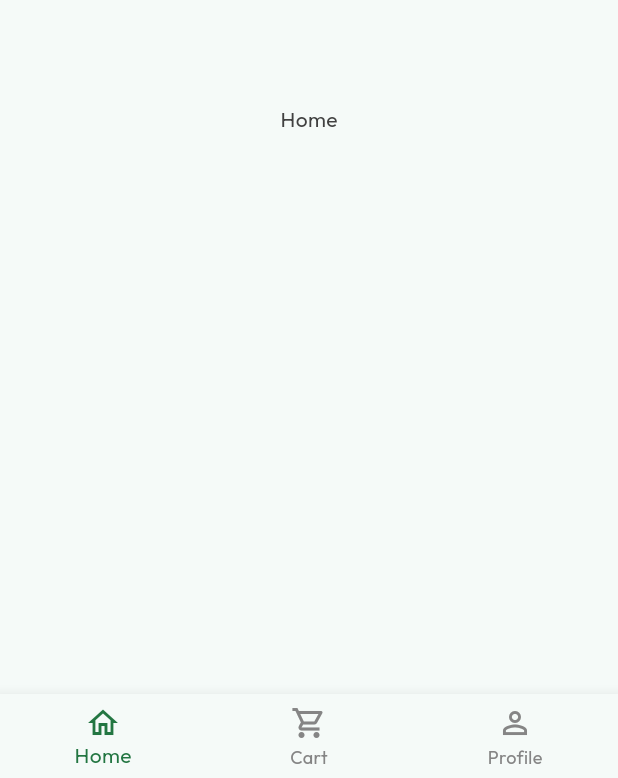
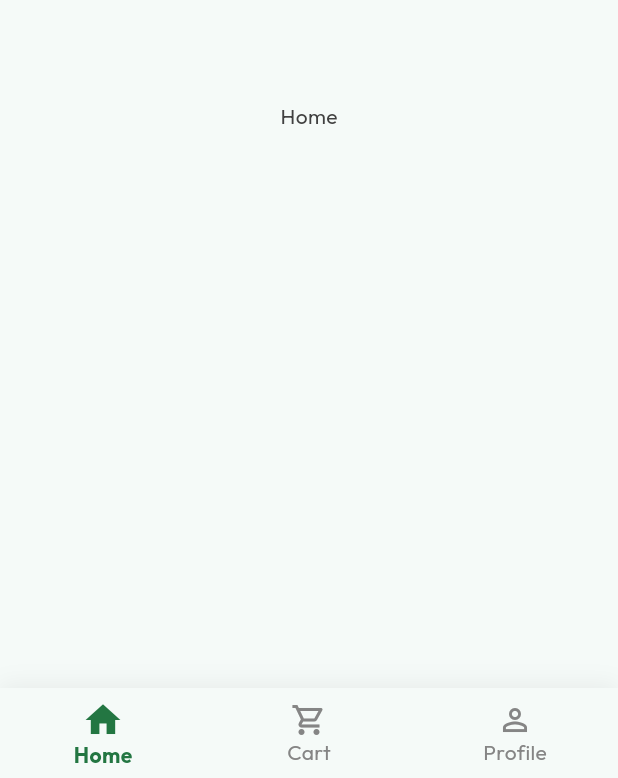
Before and after one commit to NikhilD1998/bloc_ecomm, a Flutter app: the BottomNavBar screen opened directly, on a phone screen of 412 x 824 dp. Shown: the part 455-1233 px from the top of the screen. Run offline on Flutter 3.47's test engine with Material 3 defaults, Android fonts, the phone set to English and light mode, and no system bars; our stand-ins replace google_fonts.

Commit message:
Enhance BottomNavBar with improved state management and UI updates; add custom styles for selected/unselected labels

```diff
--- a/lib/navigations/bottom_nav_bar.dart
+++ b/lib/navigations/bottom_nav_bar.dart
@@ -1,5 +1,6 @@
 import 'package:flutter/material.dart';
 import '../theme/app_colors.dart';
+import '../theme/app_text_styles.dart';
 
 class BottomNavBar extends StatefulWidget {
   const BottomNavBar({super.key});
@@ -8,13 +9,16 @@ class BottomNavBar extends StatefulWidget {
   State<BottomNavBar> createState() => _BottomNavBarState();
 }
 
-class _BottomNavBarState extends State<BottomNavBar> {
+class _BottomNavBarState extends State<BottomNavBar>
+    with TickerProviderStateMixin {
   int _selectedIndex = 0;
 
   void _onNavTap(int index) {
+    if (_selectedIndex != index) {
       setState(() {
         _selectedIndex = index;
       });
+    }
   }
 
   Widget _getBodyForIndex(int index) {
@@ -33,8 +37,23 @@ class _BottomNavBarState extends State<BottomNavBar> {
   @override
   Widget build(BuildContext context) {
     return Scaffold(
-      body: _getBodyForIndex(_selectedIndex),
-      bottomNavigationBar: BottomNavigationBar(
+      body: AnimatedSwitcher(
+        duration: const Duration(milliseconds: 300),
+        child: _getBodyForIndex(_selectedIndex),
+      ),
+      bottomNavigationBar: Container(
+        decoration: BoxDecoration(
+          color: AppColors.screenBackground,
+          boxShadow: [
+            BoxShadow(
+              color: Colors.black.withOpacity(0.06),
+              blurRadius: 12,
+              offset: const Offset(0, -2),
+            ),
+          ],
+        ),
+        child: SafeArea(
+          child: BottomNavigationBar(
             currentIndex: _selectedIndex,
             onTap: _onNavTap,
             backgroundColor: AppColors.screenBackground,
@@ -43,21 +62,43 @@ class _BottomNavBarState extends State<BottomNavBar> {
             showSelectedLabels: true,
             showUnselectedLabels: true,
             type: BottomNavigationBarType.fixed,
-        items: const [
+            elevation: 0,
+            selectedLabelStyle: AppTextStyles.bodyText14.copyWith(
+              fontWeight: FontWeight.w700,
+              color: AppColors.activatedButtonContainer,
+            ),
+            unselectedLabelStyle: AppTextStyles.bodyText14.copyWith(
+              fontWeight: FontWeight.w400,
+              color: AppColors.unselectedFieldsFont,
+            ),
+            items: [
               BottomNavigationBarItem(
-            icon: Icon(Icons.home_outlined),
+                icon: Icon(
+                  _selectedIndex == 0 ? Icons.home : Icons.home_outlined,
+                  size: _selectedIndex == 0 ? 28 : 24,
+                ),
                 label: 'Home',
               ),
               BottomNavigationBarItem(
-            icon: Icon(Icons.shopping_cart_outlined),
+                icon: Icon(
+                  _selectedIndex == 1
+                      ? Icons.shopping_cart
+                      : Icons.shopping_cart_outlined,
+                  size: _selectedIndex == 1 ? 28 : 24,
+                ),
                 label: 'Cart',
               ),
               BottomNavigationBarItem(
-            icon: Icon(Icons.person_outline),
+                icon: Icon(
+                  _selectedIndex == 2 ? Icons.person : Icons.person_outline,
+                  size: _selectedIndex == 2 ? 28 : 24,
+                ),
                 label: 'Profile',
               ),
             ],
           ),
+        ),
+      ),
     );
   }
 }
```
Lines whose indentation alone changed are shown as unchanged.
